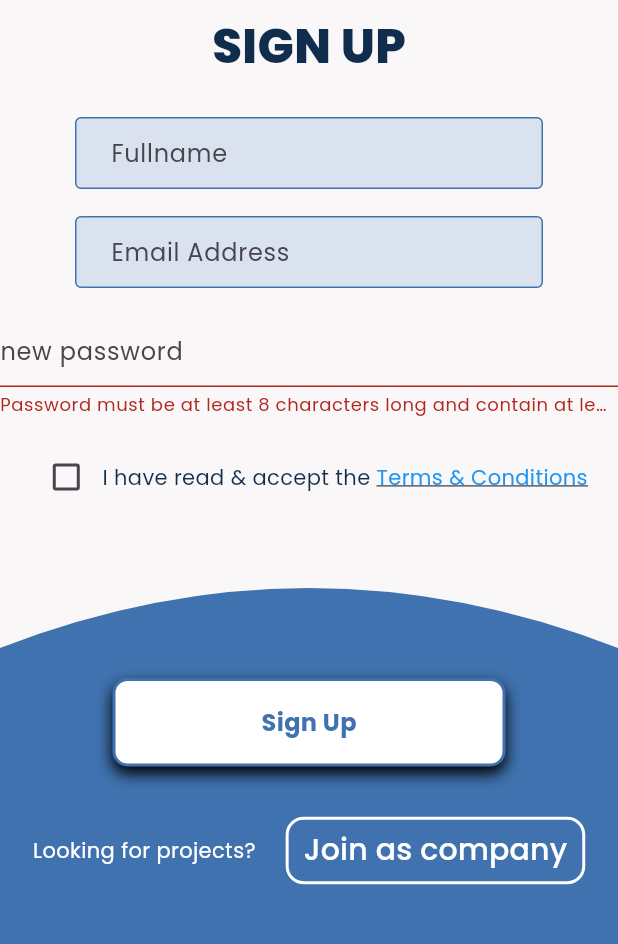
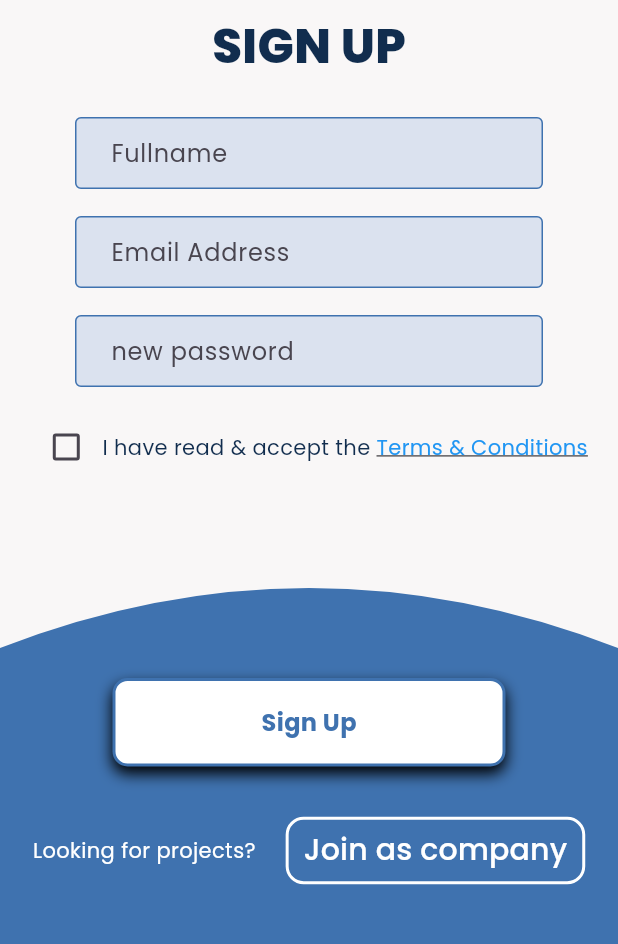
Before and after one commit to NguyenQuang179/amp_studenthub, a Flutter app: the SignupStepTwo screen opened by its route, on a phone screen of 412 x 824 dp, the part 72-1016 px from its top. Run offline on Flutter 3.47's test engine with Material 3 defaults, Android fonts, the phone set to English and light mode, and no system bars; our stand-ins replace dio, dotted_border, dropdown_button2, file_picker, flutter_custom_clippers, flutter_spinkit and 10 more; missing offline and left inert: omni_datetime_picker, zego_uikit_prebuilt_video_conference; accounts and stored records are empty; network calls fail.

Commit message:
password verification, mark noti as read

```diff
--- a/lib/screens/signup_step2.dart
+++ b/lib/screens/signup_step2.dart
@@ -21,7 +21,7 @@ class SignupStepTwo extends StatefulWidget {
 
 class _SignupStepTowState extends State<SignupStepTwo> {
   bool _isChecked = false;
-
+  String? _passwordErrorText;
   final TextEditingController usernameController = TextEditingController();
   final TextEditingController passwordController = TextEditingController();
   final TextEditingController fullnameController = TextEditingController();
@@ -37,10 +37,11 @@ class _SignupStepTowState extends State<SignupStepTwo> {
     final RegExp passwordPattern = RegExp(
       r'^(?=.*?[A-Z])(?=.*?[a-z])(?=.*?[0-9]).{8,}$',
     );
-
+    print(password);
+    print(passwordPattern.hasMatch(password));
     // Check if the password matches the pattern
     if (!passwordPattern.hasMatch(password)) {
-      return 'Password must be at least 8 characters long and contain at least one uppercase letter, one lowercase letter, and one digit';
+      return 'Minimum 8 characters long with 1 upper, lowercase and digit';
     }
     // Return null if password is valid
     return null;
@@ -132,14 +133,40 @@ class _SignupStepTowState extends State<SignupStepTwo> {
                         obscureText: false),
                   ),
 
-                  Container(
-                    margin: const EdgeInsets.only(bottom: 16),
-                    child: TextField(
+                  Padding(
+                    padding: const EdgeInsets.symmetric(horizontal: 50.0),
+                    child: Container(
+                      margin: const EdgeInsets.only(bottom: 16),
+                      child: TextField(
                         controller: passwordController,
+                        onChanged: (text) {
+                          setState(() {
+                            // Update the error text dynamically when the text changes
+                            // by calling setState to trigger a rebuild
+                            // validatePassword returns null if the password is valid
+                            // or a validation error message if the password is invalid
+                            // Update the error text accordingly
+                            _passwordErrorText = validatePassword(text);
+                          });
+                        },
                         decoration: InputDecoration(
-                            hintText: "new password",
-                            errorText:
-                                validatePassword(passwordController.text))),
+                          enabledBorder: const OutlineInputBorder(
+                            borderSide:
+                                BorderSide(color: Constant.primaryColor),
+                          ),
+                          focusedBorder: const OutlineInputBorder(
+                            borderSide:
+                                BorderSide(color: Constant.secondaryColor),
+                          ),
+                          fillColor: Constant.backgroundWithOpacity,
+                          filled: true,
+                          contentPadding: const EdgeInsets.symmetric(
+                              horizontal: 20, vertical: 10),
+                          hintText: "new password",
+                          errorText: _passwordErrorText, // Set errorText here
+                        ),
+                      ),
+                    ),
                   ),
 
                   Row(
```
Also changed, not shown: lib/screens/notification_list.dart (+25 -0 lines), lib/screens/switch_account_screen.dart (+13 -2 lines), pubspec.lock, 3 other files.
